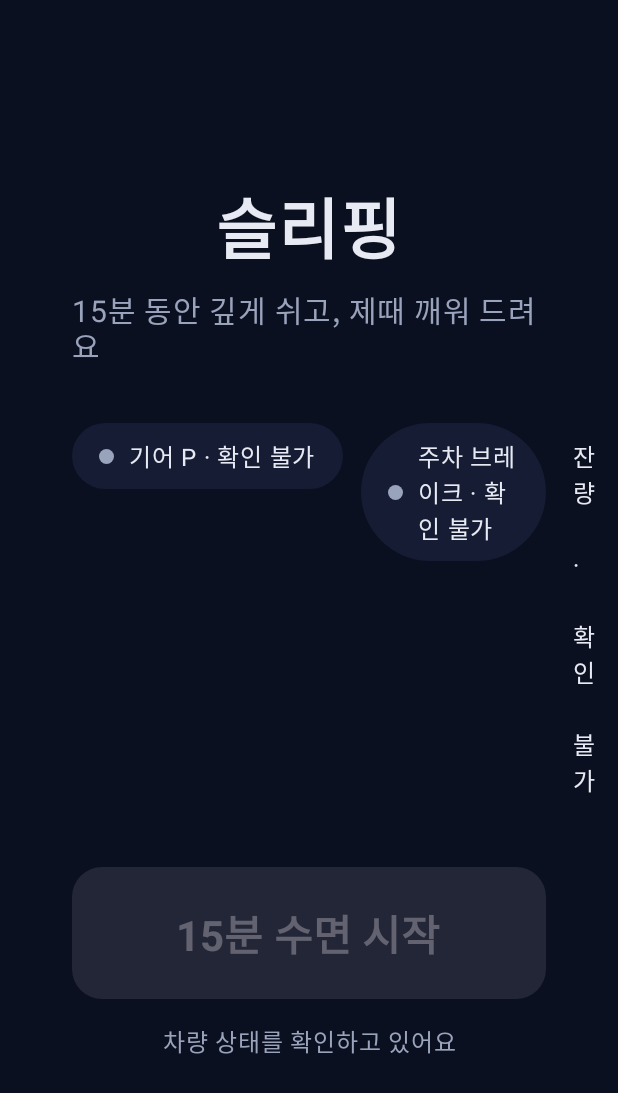
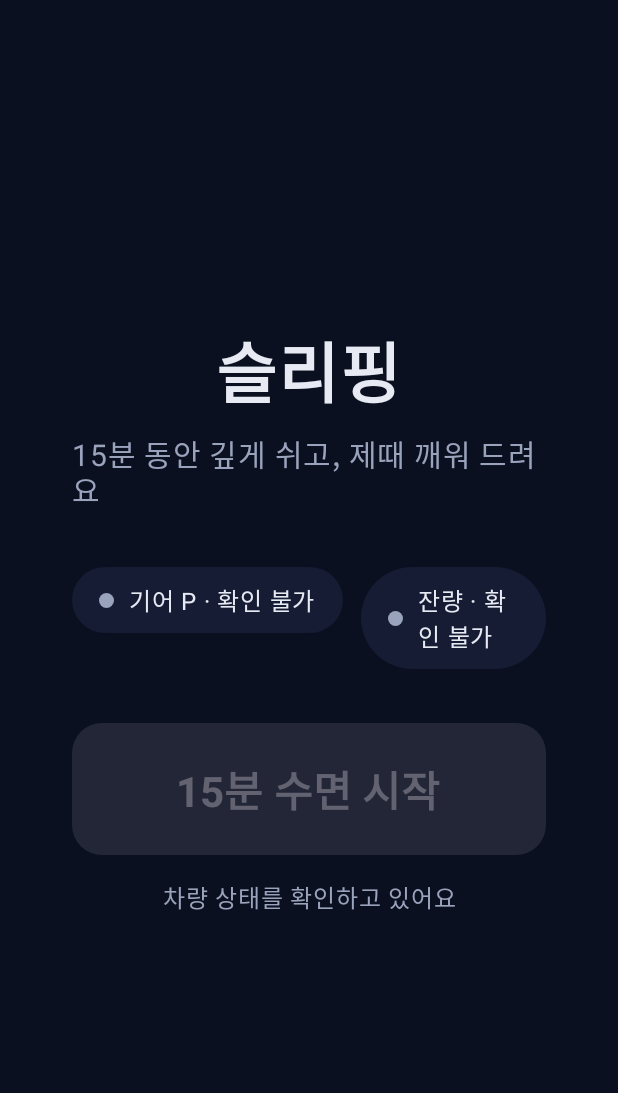
Before and after one commit to kimcumjee/sleeping, an Android app built with Jetpack Compose: the screen it shows after launch (MainActivity), on a phone screen of 412 x 824 dp. Shown: the top 1093 px of the screen. Run offline under Robolectric (Android 15) with nearby library versions, the phone set to English and light mode, and no system bars; libraries missing offline, so code that uses them is left out: ai.pleos.playground; 9 statements that could not run were skipped.

Commit message:
주차 브레이크 확인 제거, README를 제출 가이드 항목만으로 정리
- 시작 조건을 기어 P만으로 변경 (개발용 스위치 제거, release APK로 에뮬레이터에서 바로 시작 가능)
- README: 앱 이름·한 줄 소개, 실행 방법, 테스트 환경·설정, 에뮬레이터 버전·화면 규격, APK 위치
- apk/_슬리핑_release.apk 갱신

Co-Authored-By: Claude Opus 5.5 <noreply@anthropic.com>

```diff
--- a/app/src/main/AndroidManifest.xml
+++ b/app/src/main/AndroidManifest.xml
@@ -20,7 +20,7 @@
     <!-- Pleos TextToSpeech SDK -->
     <uses-permission android:name="pleos.car.permission.TTS_SERVICE" />
 
-    <!-- AAOS: 기어·주차 브레이크 (GEAR_SELECTION, PARKING_BRAKE_ON) -->
+    <!-- AAOS: 기어 (GEAR_SELECTION) -->
     <uses-permission android:name="android.car.permission.CAR_POWERTRAIN" />
 
     <!-- 수면 세션 포그라운드 서비스 (화이트 노이즈 재생) -->
--- a/app/src/main/java/com/sleeping/app/DebugFlags.kt
+++ /dev/null
@@ -1,18 +0,0 @@
-package com.sleeping.app
-
-import kotlinx.coroutines.flow.MutableStateFlow
-
-/**
- * 디버그 빌드 전용 테스트 스위치. 릴리스 빌드에서는 항상 꺼져 있다.
- *
- * Pleos Connect 에뮬레이터 가상 콘솔은 주차 브레이크 경고등만 켤 수 있고
- * PARKING_BRAKE_ON 값은 바꿀 수 없어서, 에뮬레이터에서는 기어 P만으로 시작할 수 있게 한다.
- */
-object DebugFlags {
-    val available: Boolean = BuildConfig.DEBUG
-
-    /** true면 안전 확인에서 주차 브레이크를 건너뛰고 기어 P만 확인 */
-    val skipParkingBrake = MutableStateFlow(false)
-
-    val skipParkingBrakeActive: Boolean get() = available && skipParkingBrake.value
-}
--- a/app/src/main/java/com/sleeping/app/session/SleepService.kt
+++ b/app/src/main/java/com/sleeping/app/session/SleepService.kt
@@ -80,7 +80,7 @@ class SleepService : LifecycleService() {
         SleepSession.set(SleepPhase.Preparing)
 
         sessionJob = lifecycleScope.launch {
-            // 1) 안전 확인: 기어 P (+ 읽을 수 있으면 주차 브레이크)
+            // 1) 안전 확인: 기어 P
             val parkState = withTimeoutOrNull(PARK_CHECK_TIMEOUT_MS) {
                 parking.state.filter { it.inPark != null }.first()
             }
--- a/app/src/main/java/com/sleeping/app/ui/MainActivity.kt
+++ b/app/src/main/java/com/sleeping/app/ui/MainActivity.kt
@@ -21,7 +21,7 @@ import kotlinx.coroutines.launch
 
 class MainActivity : ComponentActivity() {
 
-    // 시작 화면의 상태 표시(기어·주차 브레이크·잔량)용. 수면 세션 자체는 SleepService가 담당한다.
+    // 시작 화면의 상태 표시(기어·잔량)용. 수면 세션 자체는 SleepService가 담당한다.
     private lateinit var vehicle: VehicleController
     private lateinit var parking: ParkingMonitor
     private val energy = MutableStateFlow<Int?>(null)
--- a/app/src/main/java/com/sleeping/app/ui/SleepingApp.kt
+++ b/app/src/main/java/com/sleeping/app/ui/SleepingApp.kt
@@ -16,12 +16,9 @@ import androidx.compose.material3.Button
 import androidx.compose.material3.ButtonDefaults
 import androidx.compose.material3.CircularProgressIndicator
 import androidx.compose.material3.OutlinedButton
-import androidx.compose.material3.Switch
-import androidx.compose.material3.SwitchDefaults
 import androidx.compose.material3.Text
 import androidx.compose.runtime.Composable
 import androidx.compose.runtime.LaunchedEffect
-import androidx.compose.runtime.collectAsState
 import androidx.compose.runtime.getValue
 import androidx.compose.runtime.mutableLongStateOf
 import androidx.compose.runtime.remember
@@ -32,7 +29,6 @@ import androidx.compose.ui.text.font.FontWeight
 import androidx.compose.ui.text.style.TextAlign
 import androidx.compose.ui.unit.dp
 import androidx.compose.ui.unit.sp
-import com.sleeping.app.DebugFlags
 import com.sleeping.app.SleepConfig
 import com.sleeping.app.session.SleepPhase
 import com.sleeping.app.session.WakeReason
@@ -72,9 +68,7 @@ private fun HomeScreen(
     onStart: () -> Unit,
 ) {
     val lowEnergy = energyPercent != null && energyPercent <= SleepConfig.LOW_ENERGY_PERCENT
-    val skipBrake by DebugFlags.skipParkingBrake.collectAsState()
-    val skipBrakeActive = DebugFlags.available && skipBrake
-    val canStart = parking.canSleep(skipBrakeActive) && !lowEnergy
+    val canStart = parking.canSleep && !lowEnergy
 
     Column(
         horizontalAlignment = Alignment.CenterHorizontally,
@@ -93,14 +87,6 @@ private fun HomeScreen(
             StatusChip(
                 label = "기어 P",
                 state = when (parking.inPark) {
-                    true -> ChipState.Ok
-                    false -> ChipState.Bad
-                    null -> ChipState.Unknown
-                },
-            )
-            StatusChip(
-                label = "주차 브레이크",
-                state = when (parking.parkingBrakeOn) {
                     true -> ChipState.Ok
                     false -> ChipState.Bad
                     null -> ChipState.Unknown
@@ -131,7 +117,6 @@ private fun HomeScreen(
             when {
                 lowEnergy -> "배터리나 연료가 ${SleepConfig.LOW_ENERGY_PERCENT}% 이하라 시작할 수 없어요"
                 parking.inPark == false -> "기어를 P에 두면 시작할 수 있어요"
-                parking.parkingBrakeOn == false && !skipBrakeActive -> "주차 브레이크를 걸면 시작할 수 있어요"
                 parking.inPark == null -> "차량 상태를 확인하고 있어요"
                 else -> "시트를 눕히고, 조명을 낮추고, 화이트 노이즈를 틀어 드려요"
             },
@@ -139,19 +124,6 @@ private fun HomeScreen(
             fontSize = 16.sp,
             textAlign = TextAlign.Center,
         )
-
-        if (DebugFlags.available) {
-            Spacer(Modifier.height(24.dp))
-            Row(verticalAlignment = Alignment.CenterVertically) {
-                Text("[개발용] 주차 브레이크 확인 건너뛰기", color = SleepColors.InkMuted, fontSize = 14.sp)
-                Spacer(Modifier.size(12.dp))
-                Switch(
-                    checked = skipBrake,
-                    onCheckedChange = { DebugFlags.skipParkingBrake.value = it },
-                    colors = SwitchDefaults.colors(checkedTrackColor = SleepColors.Warm),
-                )
-            }
-        }
 
         phase.message?.let {
             Spacer(Modifier.height(28.dp))
--- a/app/src/main/java/com/sleeping/app/vehicle/ParkingMonitor.kt
+++ b/app/src/main/java/com/sleeping/app/vehicle/ParkingMonitor.kt
@@ -8,7 +8,6 @@ import android.car.hardware.CarPropertyValue
 import android.car.hardware.property.CarPropertyManager
 import android.content.Context
 import android.util.Log
-import com.sleeping.app.DebugFlags
 import kotlinx.coroutines.CoroutineScope
 import kotlinx.coroutines.flow.MutableStateFlow
 import kotlinx.coroutines.flow.StateFlow
@@ -17,11 +16,11 @@ import kotlinx.coroutines.flow.update
 import kotlinx.coroutines.launch
 
 /**
- * 수면 모드 시작 조건(기어 P + 주차 브레이크)을 감시한다.
+ * 수면 모드 시작 조건(기어 P)을 감시한다.
  *
- * - 기본: AAOS CarPropertyManager (GEAR_SELECTION, PARKING_BRAKE_ON)
+ * - 기본: AAOS CarPropertyManager (GEAR_SELECTION)
  * - 기어를 AAOS로 못 읽으면 Pleos Gear API로 대체
- * - 주차 브레이크를 못 읽는 차량·환경에서는 기어 P만으로 판단 (2026-11-14 결정)
+ * - 주차 브레이크는 확인하지 않음 (2026-11-15 결정)
  */
 class ParkingMonitor(
     private val context: Context,
@@ -31,13 +30,8 @@ class ParkingMonitor(
     data class State(
         /** null = 아직 모름 */
         val inPark: Boolean? = null,
-        /** null = 이 차량·환경에서는 읽을 수 없음 */
-        val parkingBrakeOn: Boolean? = null,
     ) {
-        val canSleep: Boolean get() = canSleep(DebugFlags.skipParkingBrakeActive)
-
-        fun canSleep(skipParkingBrake: Boolean): Boolean =
-            inPark == true && (skipParkingBrake || parkingBrakeOn != false)
+        val canSleep: Boolean get() = inPark == true
     }
 
     private val _state = MutableStateFlow(State())
@@ -51,8 +45,6 @@ class ParkingMonitor(
             when (value.propertyId) {
                 VehiclePropertyIds.GEAR_SELECTION ->
                     (value.value as? Int)?.let { g -> _state.update { it.copy(inPark = g == VehicleGear.GEAR_PARK) } }
-                VehiclePropertyIds.PARKING_BRAKE_ON ->
-                    (value.value as? Boolean)?.let { b -> _state.update { it.copy(parkingBrakeOn = b) } }
             }
         }
 
@@ -71,16 +63,6 @@ class ParkingMonitor(
             pm.registerCallback(callback, VehiclePropertyIds.GEAR_SELECTION, CarPropertyManager.SENSOR_RATE_ONCHANGE)
         }.onFailure { Log.w(TAG, "AAOS 기어 읽기 실패 → Pleos Gear API 사용: ${it.message}") }.isSuccess
 
-        runCatching {
-            val pm = propertyManager ?: error("CarPropertyManager 없음")
-            val brake = pm.getBooleanProperty(VehiclePropertyIds.PARKING_BRAKE_ON, 0)
-            _state.update { it.copy(parkingBrakeOn = brake) }
-            pm.registerCallback(callback, VehiclePropertyIds.PARKING_BRAKE_ON, CarPropertyManager.SENSOR_RATE_ONCHANGE)
-        }.onFailure {
-            Log.w(TAG, "주차 브레이크를 읽을 수 없음 → 기어 P만으로 판단: ${it.message}")
-            _state.update { s -> s.copy(parkingBrakeOn = null) }
-        }
-
         if (!gearFromAaos) {
             scope.launch {
                 vehicle.currentGear()?.let { g -> _state.update { it.copy(inPark = g == PleosGear.GEAR_PARK) } }
--- a/app/src/main/res/values/strings.xml
+++ b/app/src/main/res/values/strings.xml
@@ -8,7 +8,7 @@
     <string name="notif_waking">일어날 시간이에요</string>
     <string name="action_wake_now">지금 일어나기</string>
 
-    <string name="msg_not_parked">기어를 P에 두고 주차 브레이크를 건 뒤 시작해 주세요.</string>
+    <string name="msg_not_parked">기어를 P에 두고 시작해 주세요.</string>
     <string name="msg_low_energy_start">잔량이 %1$d%%라 수면 모드를 시작하지 않았어요.</string>
     <string name="msg_done">잘 쉬셨어요. 설정을 원래대로 돌려 두었어요.</string>
     <string name="msg_woke_low_energy">배터리나 연료가 부족해 일찍 깨워 드렸어요.</string>
```
Also changed, not shown: 2 other files.
